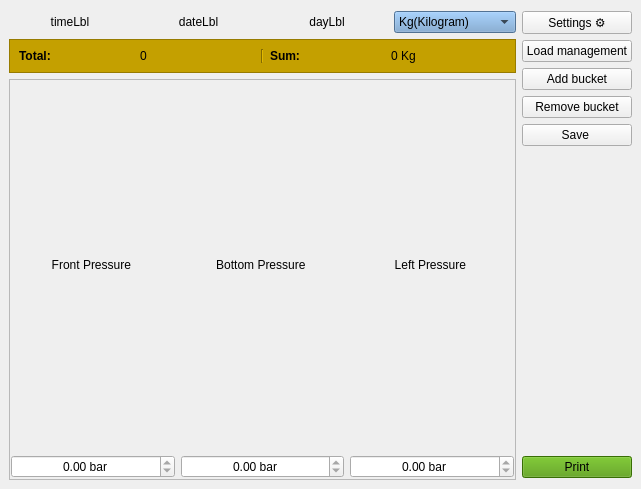
The window that BHMI.ui (SC-One/BHMI) describes before a commit, drawn with Qt 5.
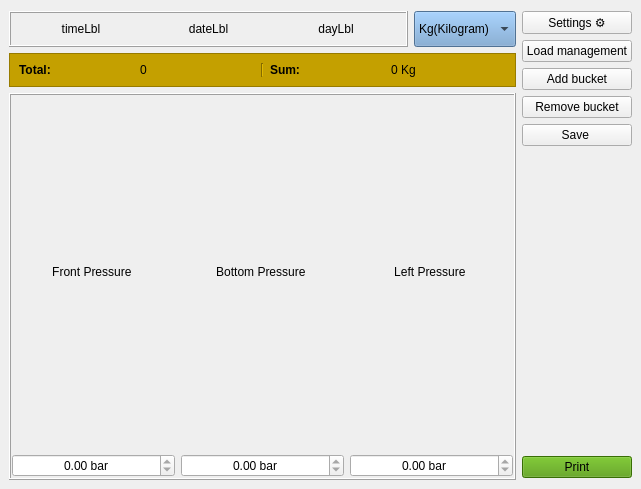
The same window after the commit.

The edit to the form file:
```diff
--- a/BHMI.ui
+++ b/BHMI.ui
@@ -29,7 +29,7 @@
          <number>0</number>
         </property>
         <item>
-         <layout class="QHBoxLayout" name="horizontalLayout_3">
+         <layout class="QHBoxLayout" name="horizontalLayout_3" stretch="10,1">
           <property name="rightMargin">
            <number>0</number>
           </property>
@@ -37,6 +37,15 @@
            <number>0</number>
           </property>
           <item>
+           <widget class="QFrame" name="frame_3">
+            <property name="frameShape">
+             <enum>QFrame::Box</enum>
+            </property>
+            <property name="frameShadow">
+             <enum>QFrame::Raised</enum>
+            </property>
+            <layout class="QHBoxLayout" name="horizontalLayout_6">
+             <item>
            <widget class="QLabel" name="timeLbl">
             <property name="text">
              <string>timeLbl</string>
@@ -66,8 +75,17 @@
             </property>
            </widget>
           </item>
+            </layout>
+           </widget>
+          </item>
           <item>
            <widget class="QComboBox" name="comboBox">
+            <property name="sizePolicy">
+             <sizepolicy hsizetype="Preferred" vsizetype="MinimumExpanding">
+              <horstretch>0</horstretch>
+              <verstretch>0</verstretch>
+             </sizepolicy>
+            </property>
             <property name="styleSheet">
              <string notr="true">background-color: rgb(114, 159, 207);</string>
             </property>
@@ -176,7 +194,7 @@
           <item>
            <widget class="QFrame" name="frame_2">
             <property name="frameShape">
-             <enum>QFrame::StyledPanel</enum>
+             <enum>QFrame::Box</enum>
             </property>
             <property name="frameShadow">
              <enum>QFrame::Raised</enum>
```
Lines whose indentation alone changed are shown as unchanged.
